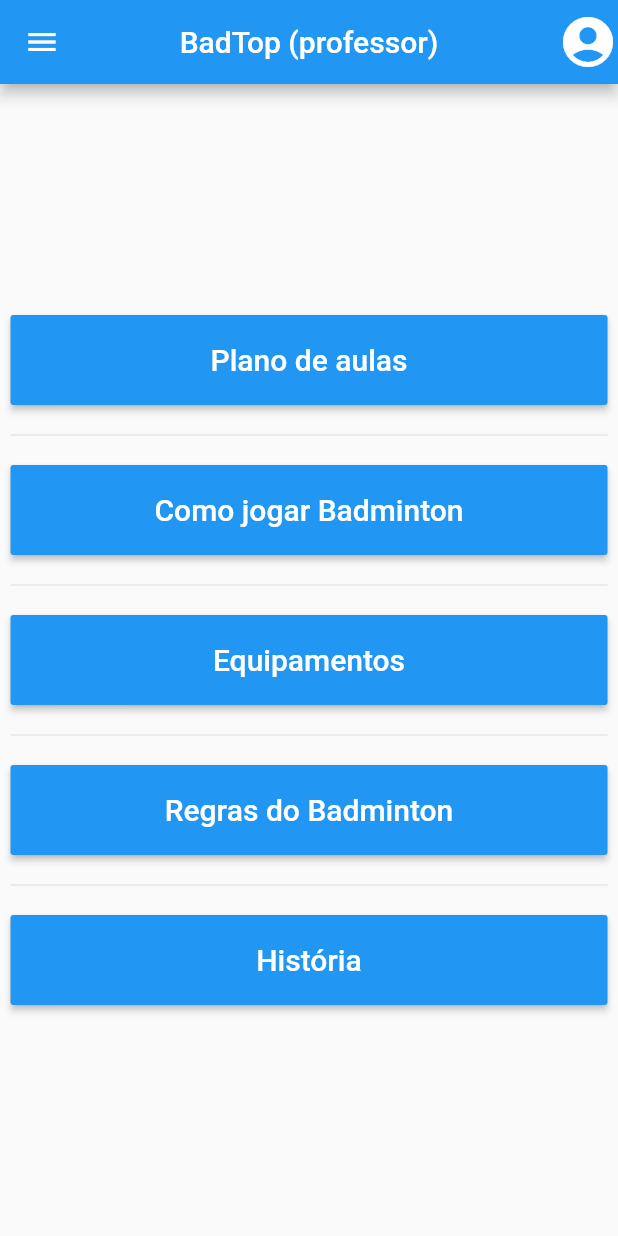
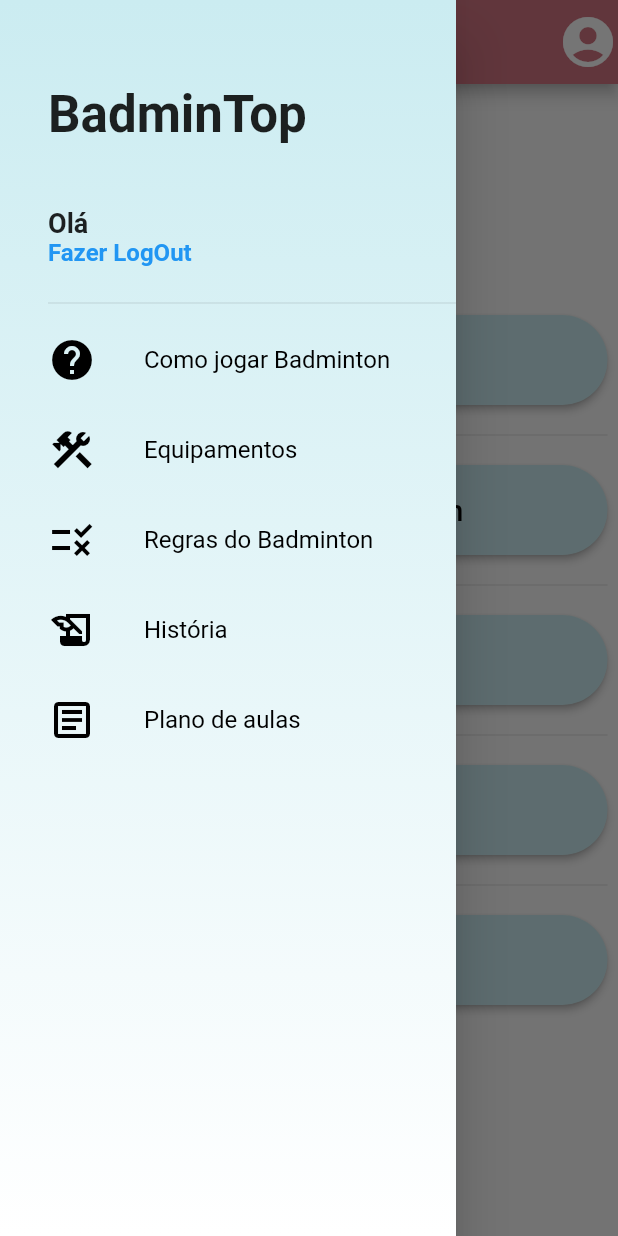
Before and after one commit to em4nuelvt/badmintop, a Flutter app: the prof screen opened directly, in the side drawer, after a tap on "Plano de aulas", on a phone screen of 412 x 824 dp. Run offline on Flutter 3.47's test engine with Material 2 defaults, Android fonts, the phone set to English and light mode, and no system bars; our stand-ins replace firebase_auth, firebase_core, google_sign_in; accounts and stored records are empty.

Commit message:
Customizando Drawer

```diff
--- a/lib/login_page.dart
+++ b/lib/login_page.dart
@@ -1,4 +1,5 @@
 import 'package:flutter/material.dart';
+import 'prof.dart';
 import 'sign_in.dart';
 
 class LoginPage extends StatefulWidget {
@@ -35,7 +36,7 @@ class _LoginPageState extends State<LoginPage> {
           Navigator.of(context).push(
             MaterialPageRoute(
               builder: (context) {
-                return FirstScreen();
+                return prof();
               },
             ),
           );
--- a/lib/login_page2.dart
+++ b/lib/login_page2.dart
@@ -2,6 +2,7 @@ import 'package:flutter/material.dart';
 import 'package:badmintop/pratic.dart';
 import 'package:badmintop/sign_in.dart';
 import 'pratic.dart';
+
 class LoginPage2 extends StatefulWidget {
   @override
   _LoginPage2State createState() => _LoginPage2State();
@@ -27,6 +28,7 @@ class _LoginPage2State extends State<LoginPage2> {
       ),
     );
   }
+
   Widget _signInButton() {
     return OutlineButton(
       splashColor: Colors.grey,
--- a/lib/prof.dart
+++ b/lib/prof.dart
@@ -1,51 +1,22 @@
+import 'package:badmintop/widgets/custom_drawer2.dart';
 import 'package:flutter/material.dart';
+
 class prof extends StatelessWidget {
   @override
   Widget build(BuildContext context) {
     return Scaffold(
         appBar: AppBar(
+          backgroundColor: Color.fromARGB(255, 211, 118, 130),
           title: Text("BadTop (professor)"),
           centerTitle: true,
           actions: <Widget>[
-            Icon(Icons.account_circle, size: 40.0,)
+            Icon(
+              Icons.account_circle,
+              size: 40.0,
+            )
           ],
         ),
-        drawer: Drawer(
-          child: ListView(
-            padding: EdgeInsets.zero,
-            children: <Widget>[
-              UserAccountsDrawerHeader(
-                accountName: Text("Professor"),
-                accountEmail: Text("professor@professor.com"),
-                currentAccountPicture: CircleAvatar(
-                  radius: 30.0,
-                  backgroundColor: Colors.white,
-                ),
-                decoration: BoxDecoration(
-                    gradient: LinearGradient(colors : [
-                      Colors.blueAccent,
-                      Colors.lightBlueAccent,
-                    ]
-                    )
-                ),
-              ),
-              ListTile(
-                title: Text('Configurações',
-                  style: TextStyle(color: Colors.blue),),
-                onTap: () {
-                  Navigator.pop(context);
-                },
-              ),
-              ListTile(
-                title: Text('Criar Plano de Aula',
-                    style: TextStyle(color: Colors.blue)),
-                onTap: () {
-                  Navigator.pop(context);
-                },
-              ),
-            ],
-          ),
-        ),
+        drawer: CustomDrawer(),
         body: Padding(
           padding: EdgeInsets.all(7.0),
           child: Column(
@@ -56,9 +27,12 @@ class prof extends StatelessWidget {
                 height: 60.0,
                 child: RaisedButton(
                   child: Text("Plano de aulas",
-                      style: TextStyle(fontSize: 20.0, color: Colors.white)),
-                  color: Colors.blue,
-                  onPressed: (){},
+                      style: TextStyle(fontSize: 20.0, color: Colors.black)),
+                  shape: RoundedRectangleBorder(
+                    borderRadius: BorderRadius.circular(30.0),
+                  ),
+                  color: Color.fromARGB(255, 203, 236, 241),
+                  onPressed: () {},
                 ),
               ),
               Divider(
@@ -68,9 +42,12 @@ class prof extends StatelessWidget {
                 height: 60.0,
                 child: RaisedButton(
                   child: Text("Como jogar Badminton",
-                      style: TextStyle(fontSize: 20.0, color: Colors.white)),
-                  color: Colors.blue,
-                  onPressed: (){},
+                      style: TextStyle(fontSize: 20.0, color: Colors.black)),
+                  shape: RoundedRectangleBorder(
+                    borderRadius: BorderRadius.circular(30.0),
+                  ),
+                  color: Color.fromARGB(255, 203, 236, 241),
+                  onPressed: () {},
                 ),
               ),
               Divider(
@@ -80,9 +57,12 @@ class prof extends StatelessWidget {
                 height: 60.0,
                 child: RaisedButton(
                   child: Text("Equipamentos",
-                      style: TextStyle(fontSize: 20.0, color: Colors.white)),
-                  color: Colors.blue,
-                  onPressed: (){},
+                      style: TextStyle(fontSize: 20.0, color: Colors.black)),
+                  shape: RoundedRectangleBorder(
+                    borderRadius: BorderRadius.circular(30.0),
+                  ),
+                  color: Color.fromARGB(255, 203, 236, 241),
+                  onPressed: () {},
                 ),
               ),
               Divider(
@@ -92,9 +72,12 @@ class prof extends StatelessWidget {
                 height: 60.0,
                 child: RaisedButton(
                   child: Text("Regras do Badminton",
-                      style: TextStyle(fontSize: 20.0, color: Colors.white)),
-                  color: Colors.blue,
-                  onPressed: (){},
+                      style: TextStyle(fontSize: 20.0, color: Colors.black)),
+                  shape: RoundedRectangleBorder(
+                    borderRadius: BorderRadius.circular(30.0),
+                  ),
+                  color: Color.fromARGB(255, 203, 236, 241),
+                  onPressed: () {},
                 ),
               ),
               Divider(
@@ -104,15 +87,16 @@ class prof extends StatelessWidget {
                 height: 60.0,
                 child: RaisedButton(
                   child: Text("História",
-                      style: TextStyle(fontSize: 20.0, color: Colors.white)),
-                  color: Colors.blue,
-                  onPressed: (){},
+                      style: TextStyle(fontSize: 20.0, color: Colors.black)),
+                  shape: RoundedRectangleBorder(
+                    borderRadius: BorderRadius.circular(30.0),
+                  ),
+                  color: Color.fromARGB(255, 203, 236, 241),
+                  onPressed: () {},
                 ),
               ),
-
             ],
           ),
-        )
-    );
+        ));
   }
 }
--- a/lib/sign_in.dart
+++ b/lib/sign_in.dart
@@ -14,7 +14,7 @@ Future<String> signInWithGoogle() async {
 
   final GoogleSignInAccount googleSignInAccount = await googleSignIn.signIn();
   final GoogleSignInAuthentication googleSignInAuthentication =
-  await googleSignInAccount.authentication;
+      await googleSignInAccount.authentication;
 
   final AuthCredential credential = GoogleAuthProvider.credential(
     accessToken: googleSignInAuthentication.accessToken,
@@ -22,11 +22,10 @@ Future<String> signInWithGoogle() async {
   );
 
   final UserCredential authResult =
-  await _auth.signInWithCredential(credential);
+      await _auth.signInWithCredential(credential);
   final User user = authResult.user;
 
   if (user != null) {
-
     assert(user.email != null);
     assert(user.displayName != null);
     assert(user.photoURL != null);
--- /dev/null
+++ b/lib/tiles/drawer_tile.dart
@@ -0,0 +1,40 @@
+import 'package:flutter/material.dart';
+
+class DrawerTile extends StatelessWidget {
+  final IconData icon;
+  final String text;
+
+  DrawerTile(this.icon, this.text);
+
+  @override
+  Widget build(BuildContext context) {
+    return Material(
+      color: Colors.transparent,
+      child: InkWell(
+        onTap: () {},
+        child: Container(
+          height: 60.0,
+          child: Row(
+            children: <Widget>[
+              Icon(
+                icon,
+                size: 32.0,
+                color: Colors.black,
+              ),
+              SizedBox(
+                width: 32.0,
+              ),
+              Text(
+                text,
+                style: TextStyle(
+                  fontSize: 16.0,
+                  color: Colors.black,
+                ),
+              )
+            ],
+          ),
+        ),
+      ),
+    );
+  }
+}
--- /dev/null
+++ b/lib/widgets/custom_drawer2.dart
@@ -0,0 +1,75 @@
+import 'package:badmintop/tiles/drawer_tile.dart';
+import 'package:flutter/material.dart';
+
+class CustomDrawer extends StatelessWidget {
+  @override
+  Widget build(BuildContext context) {
+    Widget _bulidDrawerBack() => Container(
+          decoration: BoxDecoration(
+              gradient: LinearGradient(
+                  colors: [Color.fromARGB(255, 203, 236, 241), Colors.white],
+                  begin: Alignment.topCenter,
+                  end: Alignment.bottomCenter)),
+        );
+    return Drawer(
+      child: Stack(
+        children: <Widget>[
+          _bulidDrawerBack(),
+          ListView(
+            padding: EdgeInsets.only(left: 32.0, top: 16.0),
+            children: <Widget>[
+              Container(
+                margin: EdgeInsets.only(bottom: 8.0),
+                padding: EdgeInsets.fromLTRB(0.0, 32.0, 16.0, 8.0),
+                height: 170.0,
+                child: Stack(
+                  children: <Widget>[
+                    Positioned(
+                      top: 8.0,
+                      left: 0.0,
+                      child: Text(
+                        "BadminTop",
+                        style: TextStyle(
+                            fontSize: 34.0, fontWeight: FontWeight.bold),
+                      ),
+                    ),
+                    Positioned(
+                      left: 0.0,
+                      bottom: 0.0,
+                      child: Column(
+                        crossAxisAlignment: CrossAxisAlignment.start,
+                        children: <Widget>[
+                          Text(
+                            "Olá",
+                            style: TextStyle(
+                                fontSize: 18.0, fontWeight: FontWeight.bold),
+                          ),
+                          GestureDetector(
+                            child: Text(
+                              "Fazer LogOut",
+                              style: TextStyle(
+                                  color: Colors.blue,
+                                  fontSize: 16.0,
+                                  fontWeight: FontWeight.bold),
+                            ),
+                            onTap: () {},
+                          ),
+                        ],
+                      ),
+                    )
+                  ],
+                ),
+              ),
+              Divider(),
+              DrawerTile(Icons.help, "Como jogar Badminton"),
+              DrawerTile(Icons.construction, "Equipamentos"),
+              DrawerTile(Icons.rule, "Regras do Badminton"),
+              DrawerTile(Icons.history_edu, "História"),
+              DrawerTile(Icons.article_outlined, "Plano de aulas"),
+            ],
+          ),
+        ],
+      ),
+    );
+  }
+}
--- a/pubspec.yaml
+++ b/pubspec.yaml
@@ -25,8 +25,11 @@ dependencies:
   # Use with the CupertinoIcons class for iOS style icons.
   cupertino_icons: ^0.1.2
   firebase_auth: ^0.18.0+1
+  cloud_firestore: ^0.14.1+3
+  firebase_storage: ^4.0.1
   google_sign_in: ^4.5.4
   firebase_core: ^0.5.0
+  image_picker: ^0.6.7+12
 
 dev_dependencies:
   flutter_test:
```
Also changed, not shown: lib/home.dart (+19 -14 lines), lib/main.dart (+2 -6 lines), lib/pratic.dart (+36 -47 lines), lib/widgets/custom_drawer.dart (added, +74 -0 lines), pubspec.lock, 2 other files.
